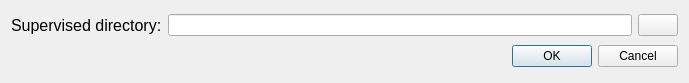
Qt form src/superviseddirectorydialog.ui (zy31415/booktags) before a commit.
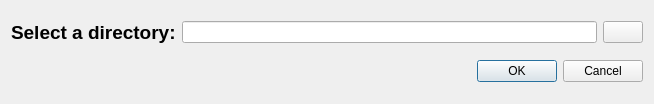
The same form after that commit. Icons and pictures are not drawn.

Commit message: current directory | history directory

The edit to the form file:
```diff
--- a/src/superviseddirectorydialog.ui
+++ b/src/superviseddirectorydialog.ui
@@ -6,8 +6,8 @@
    <rect>
     <x>0</x>
     <y>0</y>
-    <width>689</width>
-    <height>83</height>
+    <width>654</width>
+    <height>104</height>
    </rect>
   </property>
   <property name="windowTitle">
@@ -15,21 +15,18 @@
   </property>
   <layout class="QVBoxLayout" name="verticalLayout">
    <item>
-    <layout class="QHBoxLayout" name="horizontalLayout_2">
+    <layout class="QHBoxLayout" name="horizontalLayout">
      <item>
       <widget class="QLabel" name="label">
        <property name="font">
         <font>
-         <pointsize>12</pointsize>
-         <weight>50</weight>
-         <bold>false</bold>
+         <pointsize>14</pointsize>
+         <weight>75</weight>
+         <bold>true</bold>
         </font>
        </property>
        <property name="text">
-        <string>Supervised directory:</string>
-       </property>
-       <property name="buddy">
-        <cstring>lineEdit</cstring>
+        <string>Select a directory:</string>
        </property>
       </widget>
      </item>
@@ -50,21 +47,6 @@
     </layout>
    </item>
    <item>
-    <layout class="QHBoxLayout" name="horizontalLayout">
-     <item>
-      <spacer name="horizontalSpacer">
-       <property name="orientation">
-        <enum>Qt::Horizontal</enum>
-       </property>
-       <property name="sizeHint" stdset="0">
-        <size>
-         <width>40</width>
-         <height>20</height>
-        </size>
-       </property>
-      </spacer>
-     </item>
-     <item>
       <widget class="QDialogButtonBox" name="buttonBox">
        <property name="orientation">
         <enum>Qt::Horizontal</enum>
@@ -75,8 +57,12 @@
       </widget>
      </item>
     </layout>
-   </item>
-  </layout>
+  <zorder>buttonBox</zorder>
+  <zorder>label</zorder>
+  <zorder>lineEdit</zorder>
+  <zorder>label</zorder>
+  <zorder>lineEdit</zorder>
+  <zorder>pushButton</zorder>
  </widget>
  <resources>
   <include location="resources.qrc"/>
```
Left out of the diff: 8 changed lines with no effect on the pictures. Lines whose indentation alone changed are shown as unchanged. The commit also changes 6 other files.
